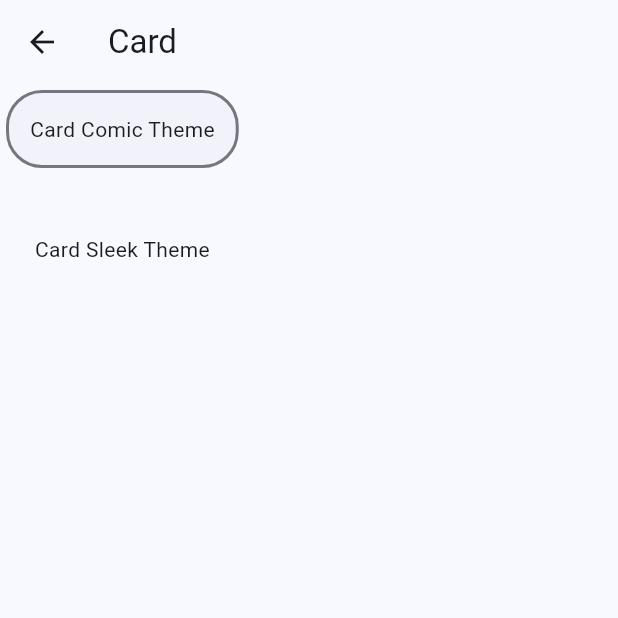
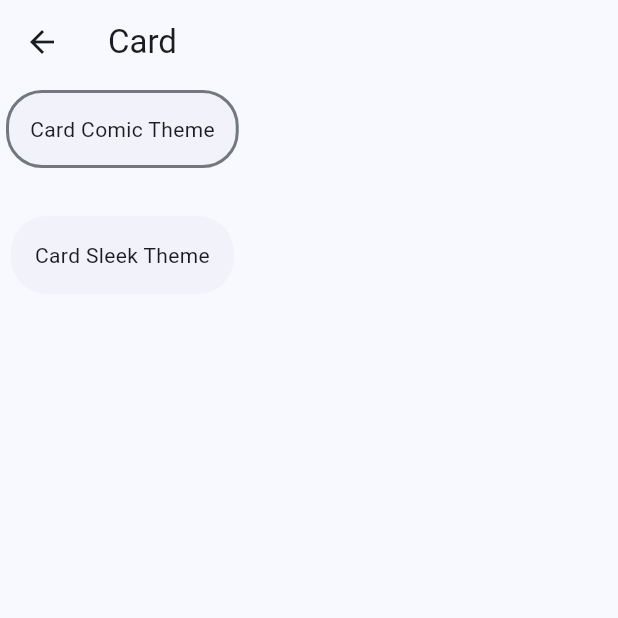
Before and after one commit to thruthesky/easy_design_system_backup_2024_09_24, a Flutter app: the CardScreen screen opened directly, on a phone screen of 412 x 824 dp, the top half of it. Run offline on Flutter 3.47's test engine with Material 3 defaults, Android fonts, the phone set to English and light mode, and no system bars; our stand-ins replace cached_network_image, rxdart, smooth_page_indicator; missing offline and left inert: loop_page_view.

Commit message:
commit before merge card

```diff
--- a/example/lib/screens/card/card.screen.dart
+++ b/example/lib/screens/card/card.screen.dart
@@ -27,9 +27,11 @@ class CardScreen extends StatelessWidget {
           ),
           Theme(
             data: SleekTheme.of(context),
-            child: const Padding(
-              padding: EdgeInsets.all(16.0),
-              child: Text('Card Sleek Theme'),
+            child: const Card(
+              child: Padding(
+                padding: EdgeInsets.all(16.0),
+                child: Text('Card Sleek Theme'),
+              ),
             ),
           ),
         ],
--- a/lib/src/themes/sleek/sleek.theme.dart
+++ b/lib/src/themes/sleek/sleek.theme.dart
@@ -20,8 +20,10 @@ class SleekThemeData {
         padding: const EdgeInsets.only(left: 5, right: 5),
       ),
       cardTheme: theme.cardTheme.copyWith(
-        color: theme.colorScheme.primary,
-        // elevation: 0,
+        // TODO fix it with proper colorscheming
+        // this color uses `surfaceContainerLow` from color scheme by default
+        // color: theme.colorScheme.primary,
+        elevation: 0,
         shape: RoundedRectangleBorder(
           side: BorderSide.none,
           borderRadius: BorderRadius.circular(24),
```
